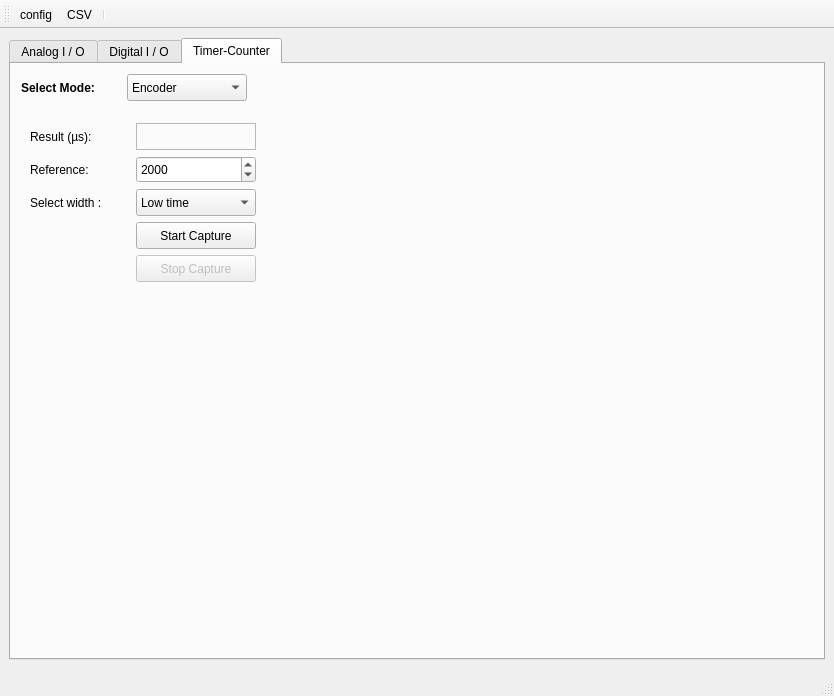
Qt form daqcontrol/daq_control.ui (Ingen10/daqcontrol) before a commit.
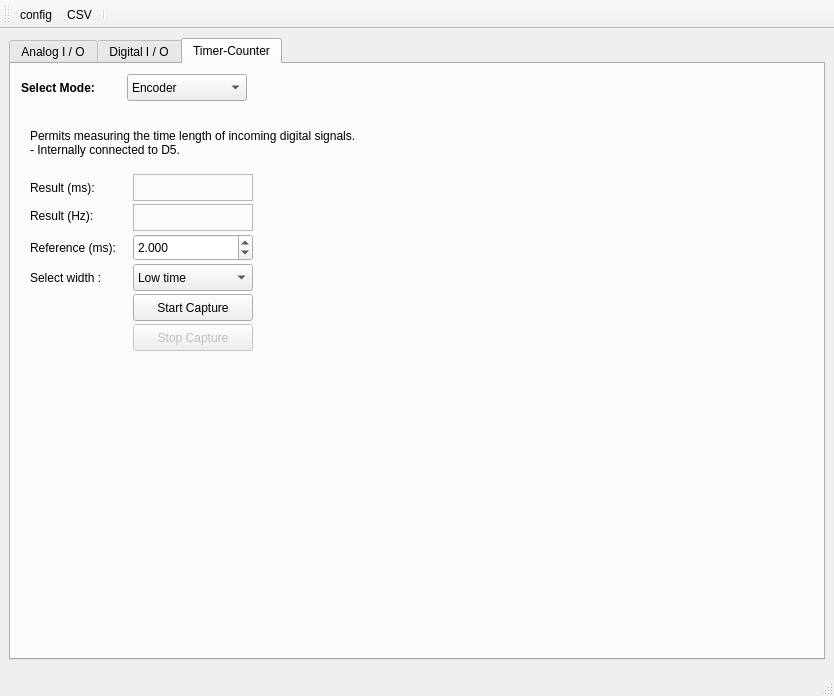
The same form after that commit. The open tabs and pages were chosen to show the change. Icons and pictures are not drawn. Custom widgets are drawn as their Qt base class.

```diff
--- a/daqcontrol/daq_control.ui
+++ b/daqcontrol/daq_control.ui
@@ -1588,15 +1588,86 @@
        <attribute name="title">
         <string>Timer-Counter</string>
        </attribute>
+       <widget class="QWidget" name="layoutWidget">
+        <property name="geometry">
+         <rect>
+          <x>10</x>
+          <y>10</y>
+          <width>533</width>
+          <height>299</height>
+         </rect>
+        </property>
+        <layout class="QVBoxLayout" name="verticalLayout_4">
+         <item>
+          <layout class="QFormLayout" name="formLayout_6">
+           <property name="fieldGrowthPolicy">
+            <enum>QFormLayout::AllNonFixedFieldsGrow</enum>
+           </property>
+           <item row="0" column="0">
+            <widget class="QLabel" name="label">
+             <property name="sizePolicy">
+              <sizepolicy hsizetype="Fixed" vsizetype="Fixed">
+               <horstretch>0</horstretch>
+               <verstretch>0</verstretch>
+              </sizepolicy>
+             </property>
+             <property name="minimumSize">
+              <size>
+               <width>100</width>
+               <height>27</height>
+              </size>
+             </property>
+             <property name="font">
+              <font>
+               <weight>75</weight>
+               <bold>true</bold>
+              </font>
+             </property>
+             <property name="text">
+              <string>Select Mode:</string>
+             </property>
+            </widget>
+           </item>
+           <item row="0" column="1">
+            <widget class="QComboBox" name="cb">
+             <property name="sizePolicy">
+              <sizepolicy hsizetype="Fixed" vsizetype="Fixed">
+               <horstretch>0</horstretch>
+               <verstretch>0</verstretch>
+              </sizepolicy>
+             </property>
+             <property name="minimumSize">
+              <size>
+               <width>120</width>
+               <height>27</height>
+              </size>
+             </property>
+             <item>
+              <property name="text">
+               <string>Encoder</string>
+              </property>
+             </item>
+             <item>
+              <property name="text">
+               <string>Capture</string>
+              </property>
+             </item>
+             <item>
+              <property name="text">
+               <string>Counter</string>
+              </property>
+             </item>
+             <item>
+              <property name="text">
+               <string>PWM</string>
+              </property>
+             </item>
+            </widget>
+           </item>
+          </layout>
+         </item>
+         <item>
        <widget class="QStackedWidget" name="sW">
-        <property name="geometry">
-         <rect>
-          <x>10</x>
-          <y>50</y>
-          <width>280</width>
-          <height>200</height>
-         </rect>
-        </property>
         <property name="minimumSize">
          <size>
           <width>280</width>
@@ -1825,6 +1896,54 @@
         <widget class="QWidget" name="page_2">
          <layout class="QHBoxLayout" name="horizontalLayout_2">
           <item>
+              <layout class="QVBoxLayout" name="verticalLayout_3">
+               <property name="spacing">
+                <number>3</number>
+               </property>
+               <property name="sizeConstraint">
+                <enum>QLayout::SetMinimumSize</enum>
+               </property>
+               <item>
+                <widget class="QLabel" name="label_32">
+                 <property name="sizePolicy">
+                  <sizepolicy hsizetype="Minimum" vsizetype="Minimum">
+                   <horstretch>0</horstretch>
+                   <verstretch>0</verstretch>
+                  </sizepolicy>
+                 </property>
+                 <property name="minimumSize">
+                  <size>
+                   <width>511</width>
+                   <height>40</height>
+                  </size>
+                 </property>
+                 <property name="maximumSize">
+                  <size>
+                   <width>16777215</width>
+                   <height>55</height>
+                  </size>
+                 </property>
+                 <property name="lineWidth">
+                  <number>0</number>
+                 </property>
+                 <property name="text">
+                  <string>&lt;html&gt;&lt;head/&gt;&lt;body&gt;&lt;p&gt;Permits measuring the time length of incoming digital signals.&lt;br/&gt;- Internally connected to D5. &lt;/p&gt;&lt;/body&gt;&lt;/html&gt;</string>
+                 </property>
+                 <property name="textFormat">
+                  <enum>Qt::RichText</enum>
+                 </property>
+                 <property name="scaledContents">
+                  <bool>false</bool>
+                 </property>
+                 <property name="wordWrap">
+                  <bool>false</bool>
+                 </property>
+                 <property name="indent">
+                  <number>-1</number>
+                 </property>
+                </widget>
+               </item>
+               <item>
            <layout class="QFormLayout" name="formLayout_4">
             <property name="fieldGrowthPolicy">
              <enum>QFormLayout::AllNonFixedFieldsGrow</enum>
@@ -1850,7 +1969,7 @@
                </font>
               </property>
               <property name="text">
-               <string>Result (µs): </string>
+                    <string>Result (ms): </string>
               </property>
              </widget>
             </item>
@@ -1880,6 +1999,31 @@
              </widget>
             </item>
             <item row="2" column="0">
+                  <widget class="QLabel" name="label_31">
+                   <property name="sizePolicy">
+                    <sizepolicy hsizetype="Fixed" vsizetype="Fixed">
+                     <horstretch>0</horstretch>
+                     <verstretch>0</verstretch>
+                    </sizepolicy>
+                   </property>
+                   <property name="minimumSize">
+                    <size>
+                     <width>100</width>
+                     <height>27</height>
+                    </size>
+                   </property>
+                   <property name="font">
+                    <font>
+                     <weight>50</weight>
+                     <bold>false</bold>
+                    </font>
+                   </property>
+                   <property name="text">
+                    <string>Reference (ms): </string>
+                   </property>
+                  </widget>
+                 </item>
+                 <item row="3" column="0">
              <widget class="QLabel" name="label_2">
               <property name="sizePolicy">
                <sizepolicy hsizetype="Fixed" vsizetype="Fixed">
@@ -1904,7 +2048,7 @@
               </property>
              </widget>
             </item>
-            <item row="2" column="1">
+                 <item row="3" column="1">
              <widget class="QComboBox" name="cbTime">
               <property name="sizePolicy">
                <sizepolicy hsizetype="Fixed" vsizetype="Fixed">
@@ -1935,7 +2079,7 @@
               </item>
              </widget>
             </item>
-            <item row="3" column="1">
+                 <item row="4" column="1">
              <widget class="QPushButton" name="Bstart_capture">
               <property name="sizePolicy">
                <sizepolicy hsizetype="Fixed" vsizetype="Fixed">
@@ -1966,7 +2110,7 @@
               </property>
              </widget>
             </item>
-            <item row="4" column="1">
+                 <item row="5" column="1">
              <widget class="QPushButton" name="Bstop_capture">
               <property name="enabled">
                <bool>false</bool>
@@ -1992,32 +2136,14 @@
              </widget>
             </item>
             <item row="1" column="0">
-             <widget class="QLabel" name="label_31">
-              <property name="sizePolicy">
-               <sizepolicy hsizetype="Fixed" vsizetype="Fixed">
-                <horstretch>0</horstretch>
-                <verstretch>0</verstretch>
-               </sizepolicy>
-              </property>
-              <property name="minimumSize">
-               <size>
-                <width>100</width>
-                <height>27</height>
-               </size>
-              </property>
-              <property name="font">
-               <font>
-                <weight>50</weight>
-                <bold>false</bold>
-               </font>
-              </property>
+                  <widget class="QLabel" name="label_36">
               <property name="text">
-               <string>Reference: </string>
+                    <string>Result (Hz): </string>
               </property>
              </widget>
             </item>
             <item row="1" column="1">
-             <widget class="QSpinBox" name="reference_period">
+                  <widget class="QLabel" name="lEHz">
               <property name="sizePolicy">
                <sizepolicy hsizetype="Fixed" vsizetype="Fixed">
                 <horstretch>0</horstretch>
@@ -2029,17 +2155,44 @@
                 <width>120</width>
                 <height>27</height>
                </size>
+                   </property>
+                   <property name="frameShape">
+                    <enum>QFrame::StyledPanel</enum>
+                   </property>
+                   <property name="text">
+                    <string/>
+                   </property>
+                   <property name="textInteractionFlags">
+                    <set>Qt::LinksAccessibleByMouse</set>
+                   </property>
+                  </widget>
+                 </item>
+                 <item row="2" column="1">
+                  <widget class="QDoubleSpinBox" name="reference_period">
+                   <property name="sizePolicy">
+                    <sizepolicy hsizetype="Fixed" vsizetype="Fixed">
+                     <horstretch>0</horstretch>
+                     <verstretch>0</verstretch>
+                    </sizepolicy>
+                   </property>
+                   <property name="minimumSize">
+                    <size>
+                     <width>120</width>
+                     <height>27</height>
+                    </size>
+                   </property>
+                   <property name="decimals">
+                    <number>3</number>
               </property>
               <property name="maximum">
-               <number>1000000000</number>
-              </property>
-              <property name="singleStep">
-               <number>100</number>
+                    <double>9999.000000000000000</double>
               </property>
               <property name="value">
-               <number>2000</number>
-              </property>
-             </widget>
+                    <double>2.000000000000000</double>
+                   </property>
+                  </widget>
+                 </item>
+                </layout>
             </item>
            </layout>
           </item>
@@ -2300,76 +2453,6 @@
           </item>
          </layout>
         </widget>
-       </widget>
-       <widget class="QWidget" name="layoutWidget">
-        <property name="geometry">
-         <rect>
-          <x>10</x>
-          <y>10</y>
-          <width>281</width>
-          <height>41</height>
-         </rect>
-        </property>
-        <layout class="QFormLayout" name="formLayout_6">
-         <item row="0" column="0">
-          <widget class="QLabel" name="label">
-           <property name="sizePolicy">
-            <sizepolicy hsizetype="Fixed" vsizetype="Fixed">
-             <horstretch>0</horstretch>
-             <verstretch>0</verstretch>
-            </sizepolicy>
-           </property>
-           <property name="minimumSize">
-            <size>
-             <width>100</width>
-             <height>27</height>
-            </size>
-           </property>
-           <property name="font">
-            <font>
-             <weight>75</weight>
-             <bold>true</bold>
-            </font>
-           </property>
-           <property name="text">
-            <string>Select Mode:</string>
-           </property>
-          </widget>
-         </item>
-         <item row="0" column="1">
-          <widget class="QComboBox" name="cb">
-           <property name="sizePolicy">
-            <sizepolicy hsizetype="Fixed" vsizetype="Fixed">
-             <horstretch>0</horstretch>
-             <verstretch>0</verstretch>
-            </sizepolicy>
-           </property>
-           <property name="minimumSize">
-            <size>
-             <width>120</width>
-             <height>27</height>
-            </size>
-           </property>
-           <item>
-            <property name="text">
-             <string>Encoder</string>
-            </property>
-           </item>
-           <item>
-            <property name="text">
-             <string>Capture</string>
-            </property>
-           </item>
-           <item>
-            <property name="text">
-             <string>Couter</string>
-            </property>
-           </item>
-           <item>
-            <property name="text">
-             <string>PWM</string>
-            </property>
-           </item>
           </widget>
          </item>
         </layout>
```
Left out of the diff: 504 changed lines with no effect on the pictures. Lines whose indentation alone changed are shown as unchanged.
